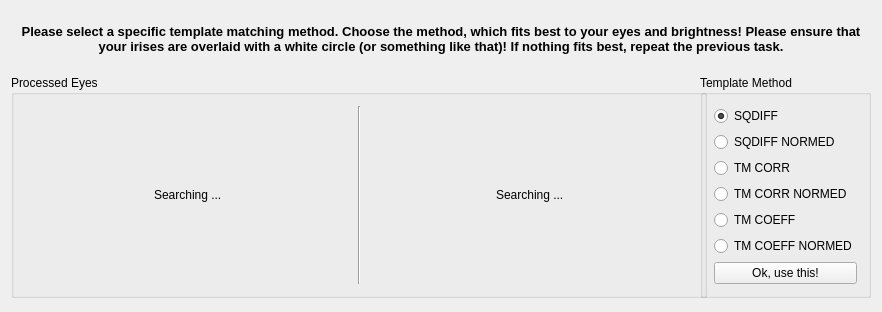
Before: the Qt Designer form GazeTracker/GazeTracker_Qt/TemplateMatchingMethodConfigUI.ui in bernhardrieder/Gaze-Tracker, drawn with Qt 5.
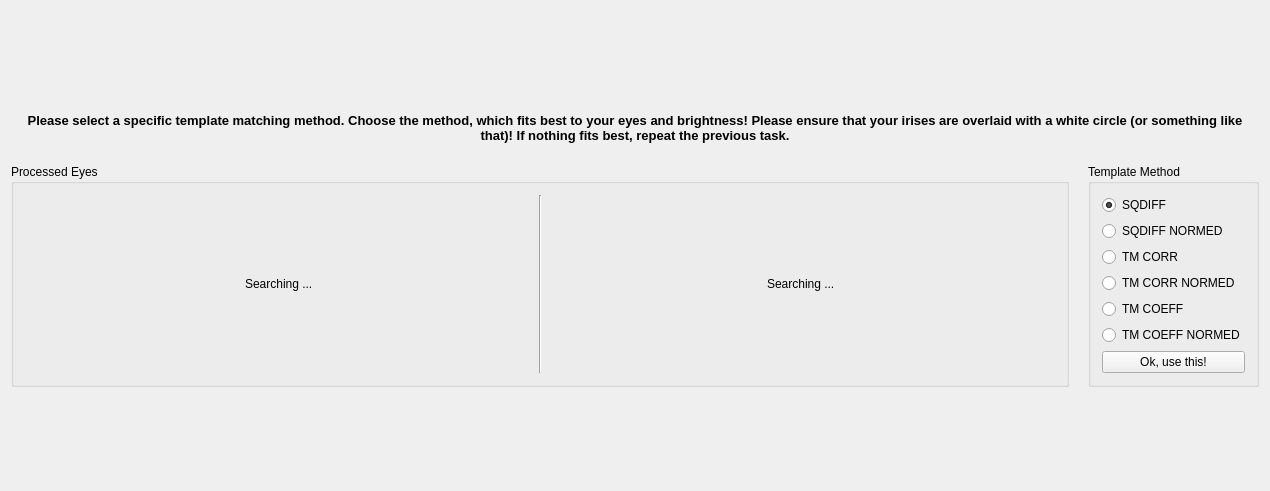
After: the same form once the commit is applied.

```diff
--- a/GazeTracker/GazeTracker_Qt/TemplateMatchingMethodConfigUI.ui
+++ b/GazeTracker/GazeTracker_Qt/TemplateMatchingMethodConfigUI.ui
@@ -9,8 +9,8 @@
    <rect>
     <x>0</x>
     <y>0</y>
-    <width>882</width>
-    <height>312</height>
+    <width>1270</width>
+    <height>491</height>
    </rect>
   </property>
   <property name="sizePolicy">
@@ -27,8 +27,8 @@
   </property>
   <property name="maximumSize">
    <size>
-    <width>1017</width>
-    <height>395</height>
+    <width>1270</width>
+    <height>491</height>
    </size>
   </property>
   <property name="windowTitle">
```
